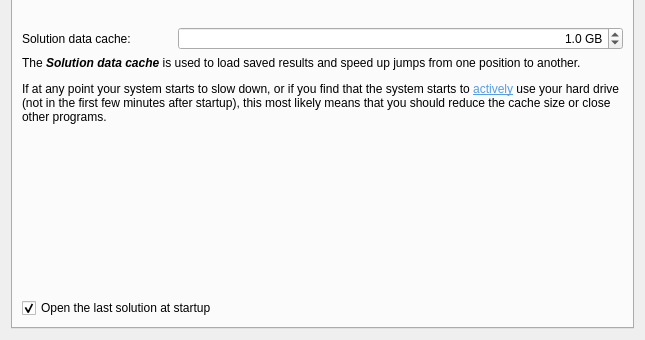
This is projects/gui/ui/settingsdlg.ui in tolius/solver as Qt 5 draws it before an edit; both pictures show x 0 to 645 and y 154 to 494 of the 645 by 494 pixel window. The edited form follows.
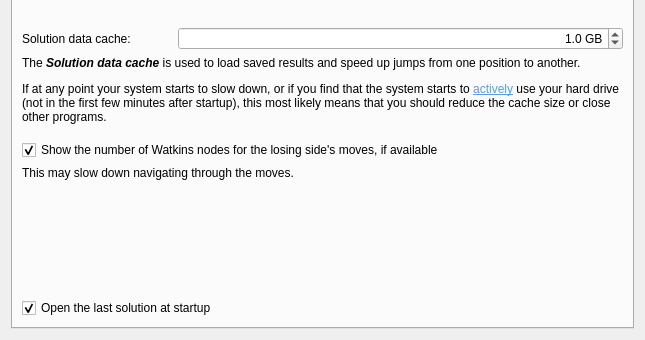
This is the edited form.

Commit message: read Watkins solution files

```diff
--- a/projects/gui/ui/settingsdlg.ui
+++ b/projects/gui/ui/settingsdlg.ui
@@ -164,6 +164,45 @@
          </property>
         </widget>
        </item>
+       <item>
+        <spacer name="verticalSpacer_3">
+         <property name="orientation">
+          <enum>Qt::Vertical</enum>
+         </property>
+         <property name="sizeType">
+          <enum>QSizePolicy::Fixed</enum>
+         </property>
+         <property name="sizeHint" stdset="0">
+          <size>
+           <width>20</width>
+           <height>10</height>
+          </size>
+         </property>
+        </spacer>
+       </item>
+       <item>
+        <widget class="QCheckBox" name="m_showWatkinsForOpponent">
+         <property name="text">
+          <string>Show the number of Watkins nodes for the losing side's moves, if available</string>
+         </property>
+         <property name="checked">
+          <bool>true</bool>
+         </property>
+        </widget>
+       </item>
+       <item>
+        <widget class="QLabel" name="label_9">
+         <property name="text">
+          <string>This may slow down navigating through the moves.</string>
+         </property>
+         <property name="textFormat">
+          <enum>Qt::AutoText</enum>
+         </property>
+         <property name="wordWrap">
+          <bool>true</bool>
+         </property>
+        </widget>
+       </item>
        <item>
         <spacer name="verticalSpacer_2">
          <property name="orientation">
```
The commit also changes 14 other files.
